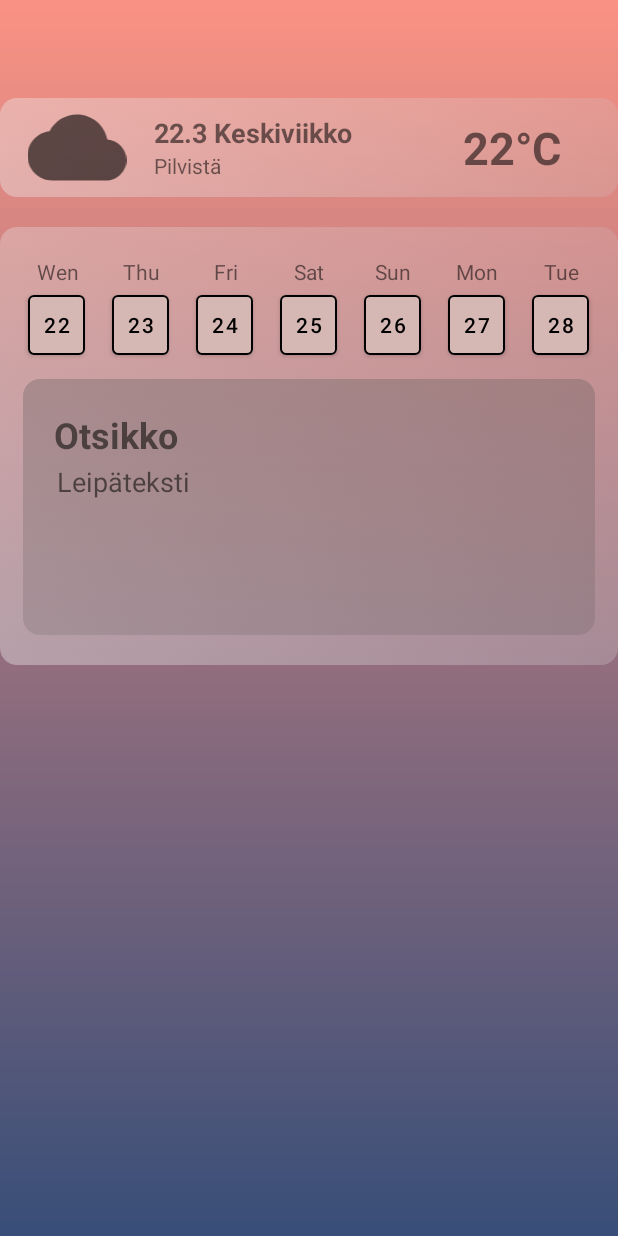
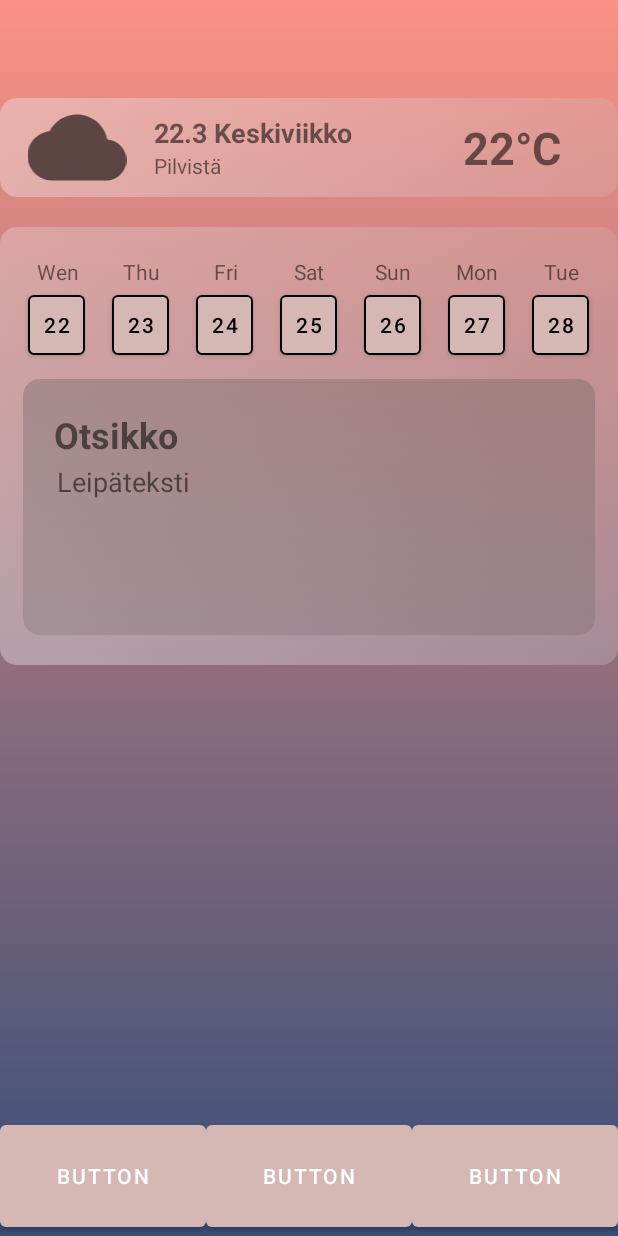
Before and after one commit to spoilaro/java-harkka, an Android app: the layout activity_main.xml on its own in the app's theme, with its tools: preview values and no code run, on a phone screen of 412 x 824 dp. Run offline under Robolectric (Android 15) with nearby library versions, the phone set to English and light mode, and no system bars; network calls fail.

Commit message:
Navigation buttons added

```diff
--- a/app/src/main/res/layout/activity_main.xml
+++ b/app/src/main/res/layout/activity_main.xml
@@ -332,4 +332,32 @@
 
     </LinearLayout>
 
+    <LinearLayout
+        android:layout_width="match_parent"
+        android:layout_height="match_parent"
+        android:gravity="bottom"
+        android:orientation="horizontal">
+
+        <Button
+            android:id="@+id/button4"
+            android:layout_width="0dp"
+            android:layout_height="80dp"
+            android:layout_weight="1"
+            android:text="Button" />
+
+        <Button
+            android:id="@+id/button5"
+            android:layout_width="0dp"
+            android:layout_height="80dp"
+            android:layout_weight="1"
+            android:text="Button" />
+
+        <Button
+            android:id="@+id/button6"
+            android:layout_width="0dp"
+            android:layout_height="80dp"
+            android:layout_weight="1"
+            android:text="Button" />
+    </LinearLayout>
+
 </LinearLayout>
```
